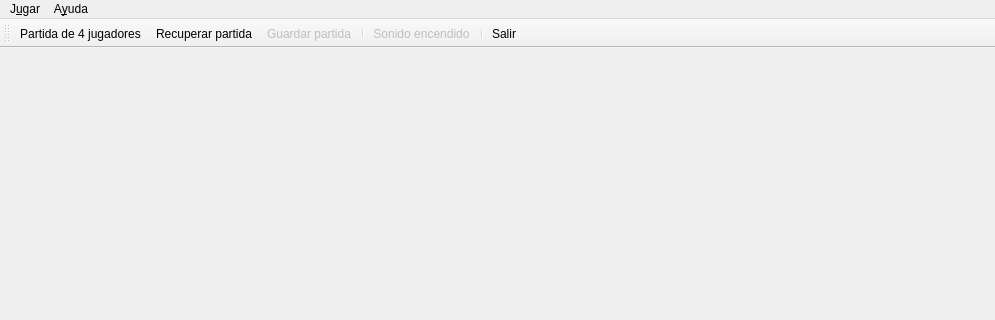
Before: the Qt Designer form ui/frmMain.ui in turulomio/glparchis, drawn with Qt 5; both pictures show x 0 to 995 and y 0 to 320 of the 995 by 568 pixel window.
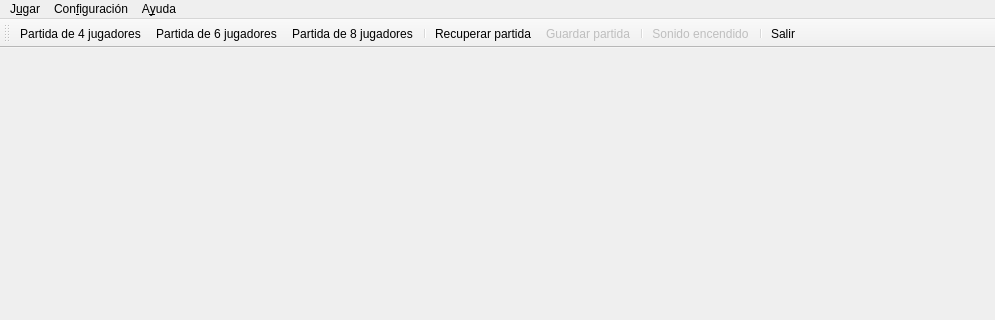
After: the same form once the commit is applied. Icons and pictures are not drawn.

The edit to the form file:
```diff
--- a/ui/frmMain.ui
+++ b/ui/frmMain.ui
@@ -40,7 +40,7 @@
      <x>0</x>
      <y>0</y>
      <width>995</width>
-     <height>20</height>
+     <height>25</height>
     </rect>
    </property>
    <widget class="QMenu" name="menuAyuda">
@@ -64,18 +64,34 @@
     <addaction name="actionRecuperarPartida"/>
     <addaction name="actionGuardarPartida"/>
     <addaction name="separator"/>
+    <addaction name="actionSalir"/>
+   </widget>
+   <widget class="QMenu" name="menuConfiguraci_n">
+    <property name="title">
+     <string>Con&amp;figuración</string>
+    </property>
     <addaction name="actionSound"/>
     <addaction name="actionSettings"/>
     <addaction name="separator"/>
     <addaction name="actionSalir"/>
    </widget>
    <addaction name="menuJugar"/>
+   <addaction name="menuConfiguraci_n"/>
    <addaction name="menuAyuda"/>
   </widget>
   <widget class="QToolBar" name="toolBar">
    <property name="windowTitle">
     <string>toolBar</string>
    </property>
+   <property name="iconSize">
+    <size>
+     <width>36</width>
+     <height>36</height>
+    </size>
+   </property>
+   <property name="toolButtonStyle">
+    <enum>Qt::ToolButtonIconOnly</enum>
+   </property>
    <attribute name="toolBarArea">
     <enum>TopToolBarArea</enum>
    </attribute>
@@ -83,6 +99,9 @@
     <bool>false</bool>
    </attribute>
    <addaction name="actionPartidaNueva4"/>
+   <addaction name="actionPartidaNueva6"/>
+   <addaction name="actionPartidaNueva8"/>
+   <addaction name="separator"/>
    <addaction name="actionRecuperarPartida"/>
    <addaction name="actionGuardarPartida"/>
    <addaction name="separator"/>
```
Left out of the diff: 9 changed lines with no effect on the pictures.
